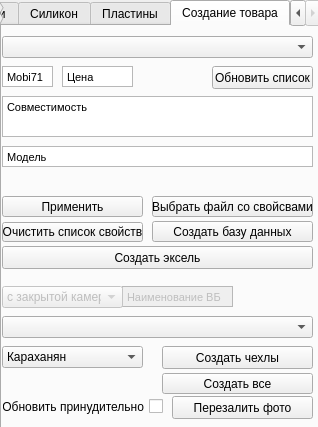
Above: WB/MakePrint/ui/MakeBookPrintUi.ui from gora5624/Python before the change. Below: the same form after it.
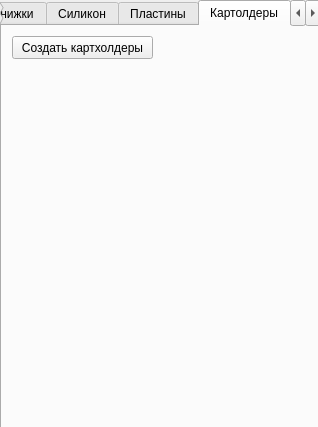
That is the form after the change.

```diff
--- a/WB/MakePrint/ui/MakeBookPrintUi.ui
+++ b/WB/MakePrint/ui/MakeBookPrintUi.ui
@@ -315,6 +315,24 @@
      </property>
     </widget>
    </widget>
+   <widget class="QWidget" name="tab_2">
+    <attribute name="title">
+     <string>Картолдеры</string>
+    </attribute>
+    <widget class="QPushButton" name="makeCartholdersButt">
+     <property name="geometry">
+      <rect>
+       <x>10</x>
+       <y>10</y>
+       <width>141</width>
+       <height>23</height>
+      </rect>
+     </property>
+     <property name="text">
+      <string>Создать картхолдеры</string>
+     </property>
+    </widget>
+   </widget>
    <widget class="QWidget" name="tab">
     <attribute name="title">
      <string>Создание товара</string>
```
